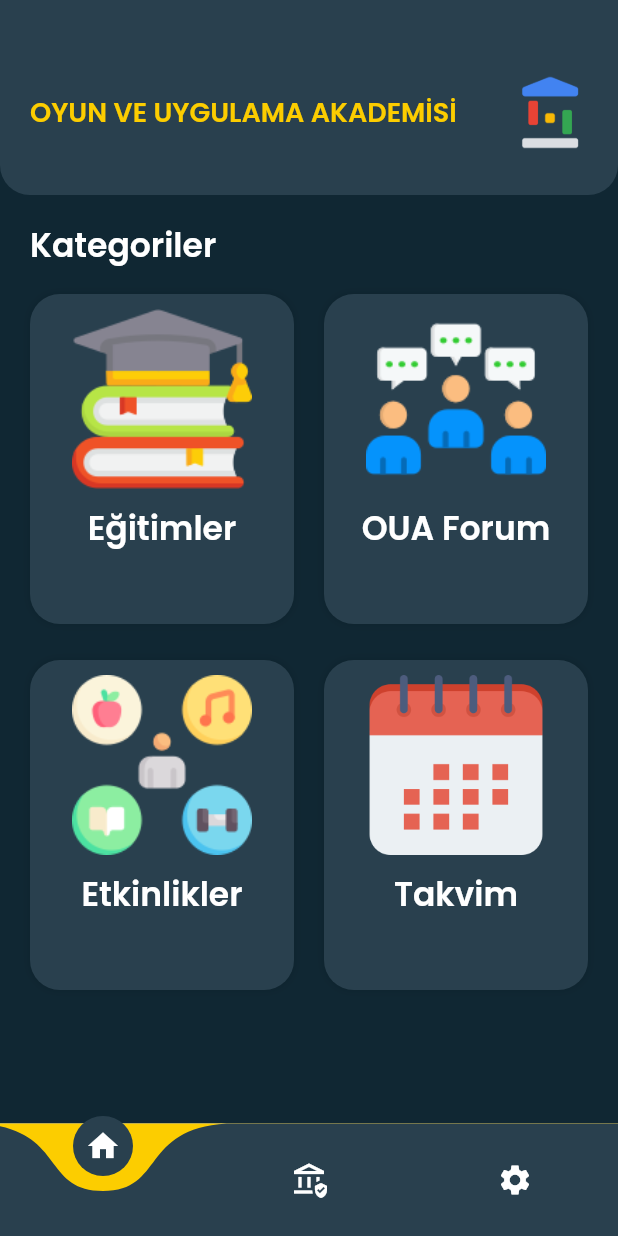
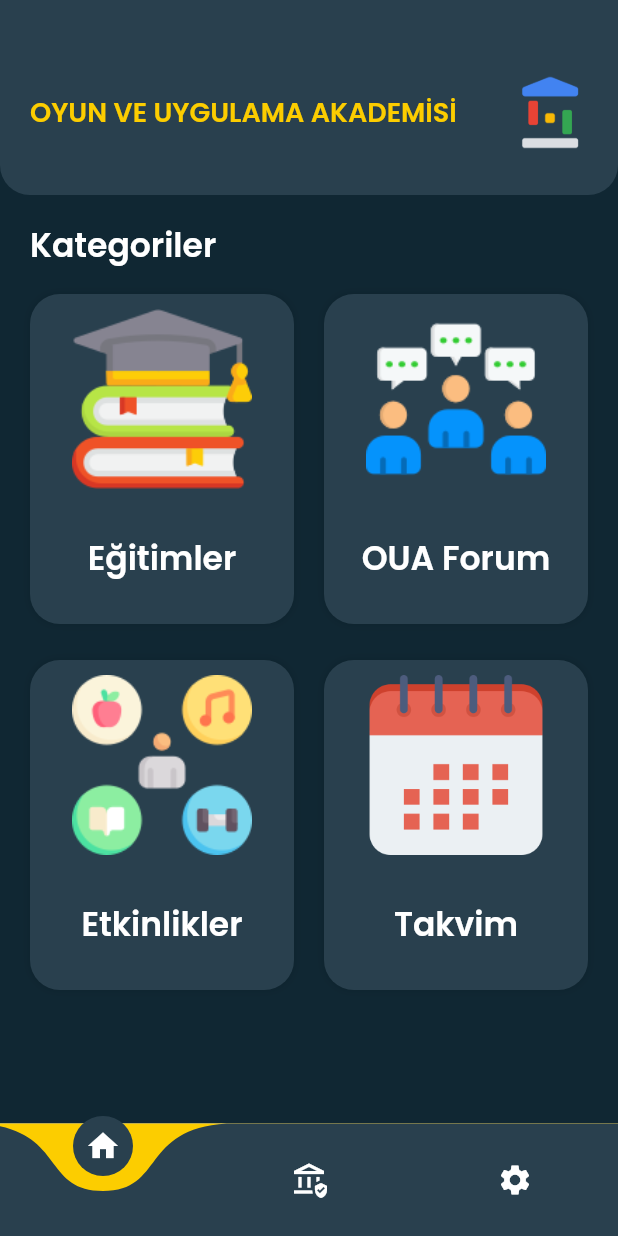
Before and after one commit to Rcpsngl/academy_mobile, a Flutter app: the screen it shows after launch, on a phone screen of 412 x 824 dp. Run offline on Flutter 3.47's test engine with Material 2 defaults, Android fonts, the phone set to English and light mode, and no system bars; drawn by our look-alikes of curved_navigation_bar; our stand-ins replace cloud_firestore, firebase_auth, firebase_core, font_awesome_flutter, table_calendar, video_player; accounts and stored records are empty.

Commit message:
basePade update

```diff
--- a/academy/lib/screens/featured_screen.dart
+++ b/academy/lib/screens/featured_screen.dart
@@ -42,7 +42,7 @@ class Body extends StatelessWidget {
           child: Row(
             mainAxisAlignment: MainAxisAlignment.spaceBetween,
             children: [
-              Text(
+              const Text(
                 "Kategoriler",
                 style: TextStyle(
                     color: Colors.white, fontFamily: 'Poppins', fontSize: 22),
@@ -139,6 +139,9 @@ class CategoryCard extends StatelessWidget {
             const SizedBox(
               height: 10,
             ),
+            SizedBox(
+              height: 20,
+            ),
             Center(
               child: Text(
                 category.name,
```
